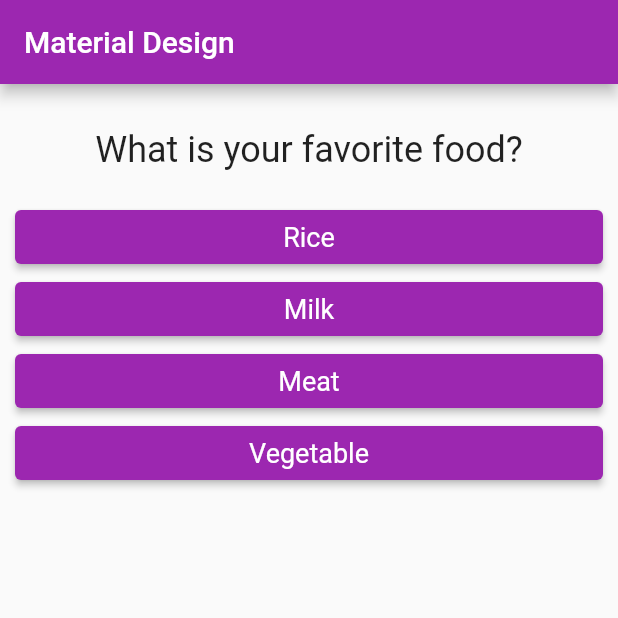
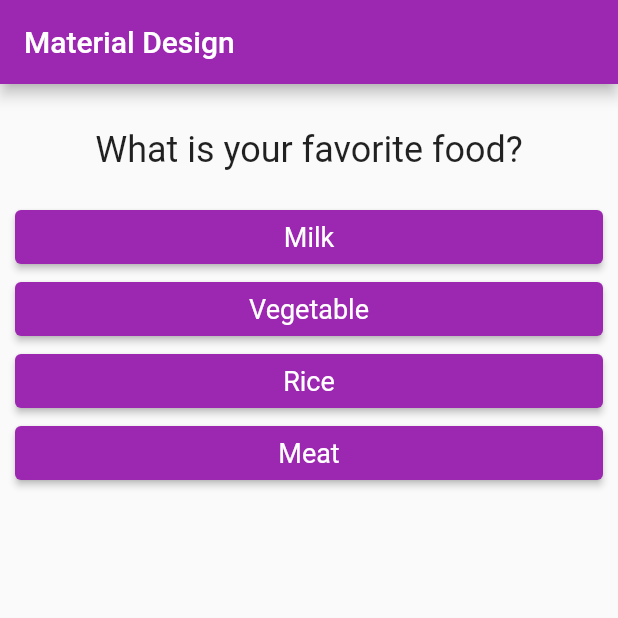
Before and after one commit to soikat77/quiz, a Flutter app: the screen it shows after launch, after a tap on "Black", after a tap on "Cat", on a phone screen of 412 x 824 dp, the top half of it. Run offline on Flutter 3.47's test engine with Material 2 defaults, Android fonts, the phone set to English and light mode, and no system bars.

```diff
--- a/lib/main.dart
+++ b/lib/main.dart
@@ -15,29 +15,56 @@ class _MyAppState extends State<MyApp> {
   final _questions = const [
     {
       'questionText': 'What is your favorite color?',
-      'answers': ['Black', 'Red', 'Pink', 'Blue'],
+      'answers': [
+        {'opt': 'Black', 'rank': 1},
+        {'opt': 'Red', 'rank': 2},
+        {'opt': 'Pink', 'rank': 3},
+        {'opt': 'Blue', 'rank': 4},
+      ],
     },
     {
       'questionText': 'What is your favorite animal?',
-      'answers': ['Tiger', 'Cat', 'Lion', 'Dog'],
+      'answers': [
+        {'opt': 'Tiger', 'rank': 1},
+        {'opt': 'Cat', 'rank': 2},
+        {'opt': 'Lion', 'rank': 3},
+        {'opt': 'Dog', 'rank': 4},
+      ]
     },
     {
       'questionText': 'What is your favorite food?',
-      'answers': ['Rice', 'Milk', 'Meat', 'Vegetable'],
+      'answers': [
+        {'opt': 'Milk', 'rank': 1},
+        {'opt': 'Vegetable', 'rank': 2},
+        {'opt': 'Rice', 'rank': 3},
+        {'opt': 'Meat', 'rank': 4},
+      ],
     },
     {
       'questionText': 'What is your favorite city?',
-      'answers': ['Dhaka', 'New York', 'London', 'Dubai'],
+      'answers': [
+        {'opt': 'New York', 'rank': 1},
+        {'opt': 'Dhaka', 'rank': 2},
+        {'opt': 'London', 'rank': 3},
+        {'opt': 'Dubai', 'rank': 4},
+      ],
     },
     {
       'questionText': 'What is your favorite hero?',
-      'answers': ['Spiderman', 'Thor', 'Wonder Woman', 'Brucely'],
+      'answers': [
+        {'opt': 'Brucely', 'rank': 1},
+        {'opt': 'Spiderman', 'rank': 2},
+        {'opt': 'Thor', 'rank': 3},
+        {'opt': 'Wonder Woman', 'rank': 4},
+      ],
     },
   ];
 
   var _questionIndex = 0;
+  var _totalRank = 0;
 
-  void _answerQuestion() {
+  void _answerQuestion(int rank) {
+    _totalRank += rank;
     setState(() {
       _questionIndex += 1;
     });
@@ -46,6 +73,7 @@ class _MyAppState extends State<MyApp> {
 
   @override
   Widget build(BuildContext context) {
+    var _averageRank = _totalRank / _questions.length;
     return MaterialApp(
       home: Scaffold(
         appBar: AppBar(
@@ -58,7 +86,7 @@ class _MyAppState extends State<MyApp> {
                 questionIndex: _questionIndex,
                 questions: _questions,
               )
-            : Result(),
+            : Result(_averageRank),
       ),
     );
   }
--- a/lib/quiz.dart
+++ b/lib/quiz.dart
@@ -6,7 +6,7 @@ import './answer.dart';
 class Quiz extends StatelessWidget {
   final List<Map<String, Object>> questions;
   final int questionIndex;
-  final void Function() answerQuestion;
+  final void Function(int) answerQuestion;
 
   Quiz({
     required this.questions,
@@ -22,9 +22,10 @@ class Quiz extends StatelessWidget {
           Question(
             questions[questionIndex]['questionText'] as String,
           ),
-          ...(questions[questionIndex]['answers'] as List<String>)
+          ...(questions[questionIndex]['answers'] as List<Map<String, Object>>)
               .map((answer) {
-            return Answer(answerQuestion, answer);
+            return Answer(() => answerQuestion(answer['rank'] as int),
+                answer['opt'] as String);
           }).toList()
         ],
       ),
--- a/lib/result.dart
+++ b/lib/result.dart
@@ -1,12 +1,32 @@
 import 'package:flutter/material.dart';
 
 class Result extends StatelessWidget {
+  final double resultRank;
+
+  Result(this.resultRank);
+
+  String get greetings {
+    var greetText = 'You are done!';
+    if (resultRank < 2) {
+      greetText = 'You are awesome! You did the best job.';
+    } else if (resultRank < 3) {
+      greetText = 'Welldone my boy. Almost there.';
+    } else if (resultRank < 4) {
+      greetText = 'Nice try man. Good luck next time.';
+    } else {
+      greetText = 'Far away.....';
+    }
+    return greetText;
+  }
 
   @override
   Widget build(BuildContext context) {
     return Container(
       child: Center(
-        child: Text('You did it!'),
+        child: Text(
+          greetings,
+          style: TextStyle(fontSize: 32, fontWeight: FontWeight.bold),
+        ),
       ),
     );
   }
```
